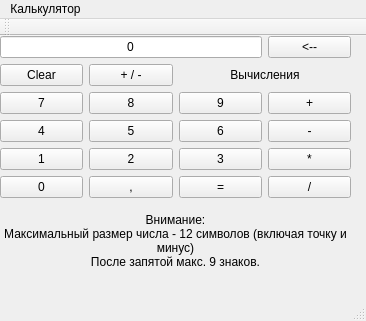
This is mainwindow.ui in KriptYashka/QT_Calculator as Qt 5 draws it before an edit. The edited form follows.
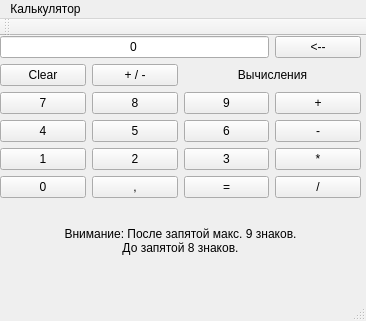
This is the edited form.

Commit message: Сложение нескольких слагаемых вместе

```diff
--- a/mainwindow.ui
+++ b/mainwindow.ui
@@ -37,7 +37,7 @@
      <rect>
       <x>0</x>
       <y>0</y>
-      <width>351</width>
+      <width>361</width>
       <height>242</height>
      </rect>
     </property>
@@ -210,9 +210,8 @@
         <number>2</number>
        </property>
        <property name="text">
-        <string>Внимание: 
-Максимальный размер числа - 12 символов (включая точку и минус)
-После запятой макс. 9 знаков.</string>
+        <string>Внимание: После запятой макс. 9 знаков.
+До запятой 8 знаков.</string>
        </property>
        <property name="scaledContents">
         <bool>false</bool>
```
Left out of the diff: 4 changed lines with no effect on the pictures. The commit also changes 1 other file.
